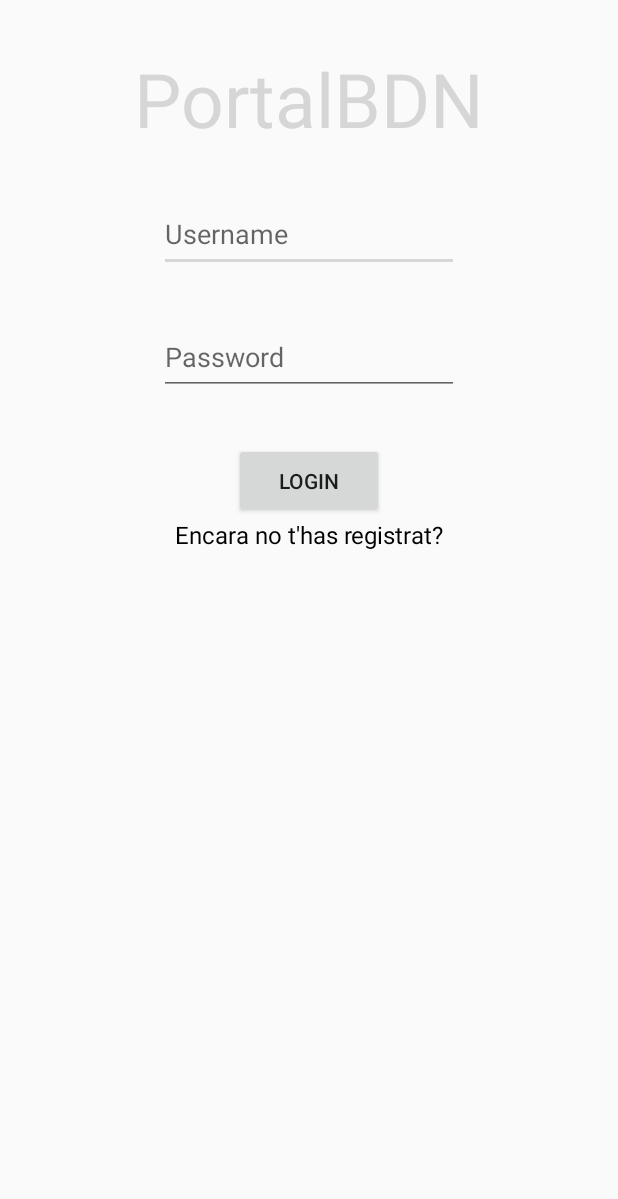
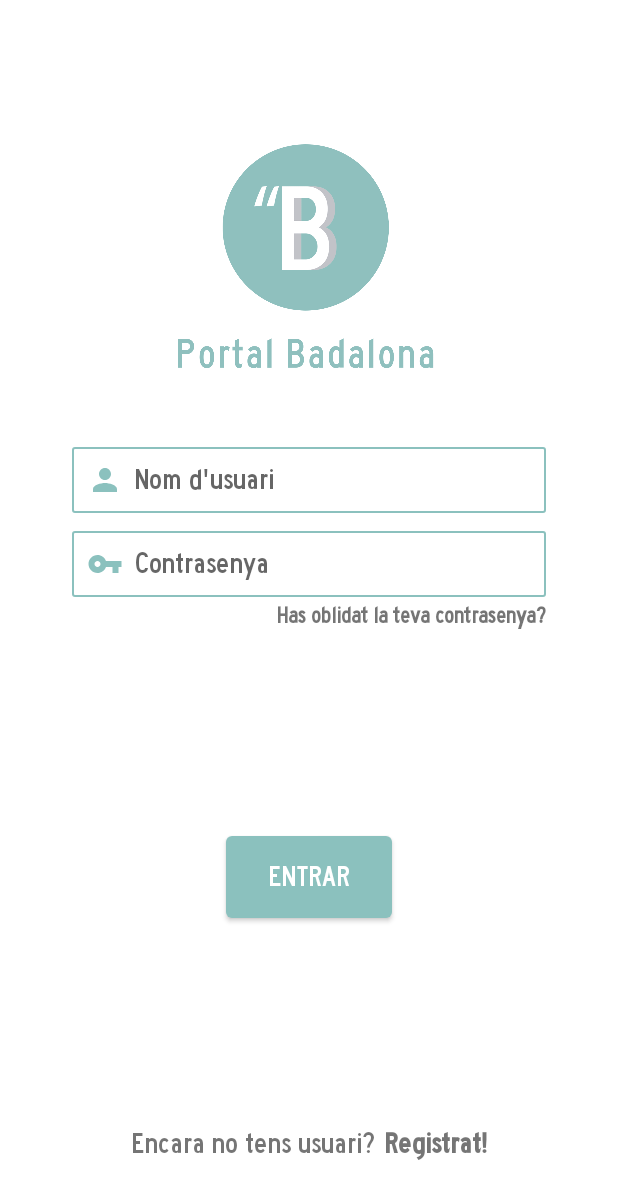
Before and after one commit to jordirubiralta/portalbdn, an Android app: the LoginActivity screen opened directly, with no data from a screen before it, on a phone screen of 412 x 824 dp. Shown: the top 1199 px of the screen. Run offline under Robolectric (Android 15) with nearby library versions, the phone set to English and light mode, and no system bars; libraries missing offline, so code that uses them is left out: com.github.salomonbrys.kodein; 4 statements that could not run were skipped.

Commit message:
Add login activity

```diff
--- a/app/src/main/java/edu/jrubiralta/portalbdn/ui/activity/login/LoginActivity.kt
+++ b/app/src/main/java/edu/jrubiralta/portalbdn/ui/activity/login/LoginActivity.kt
@@ -52,7 +52,7 @@ class LoginActivity
     }
 
     private fun initListeners() {
-        bt_login.setOnClickListener {
+        btn_login.setOnClickListener {
             goToHomeActivity()
         }
 
--- /dev/null
+++ b/app/src/main/res/drawable/ic_key.xml
@@ -0,0 +1,9 @@
+<vector xmlns:android="http://schemas.android.com/apk/res/android"
+        android:width="24dp"
+        android:height="24dp"
+        android:viewportWidth="24.0"
+        android:viewportHeight="24.0">
+    <path
+        android:fillColor="#FF000000"
+        android:pathData="M12.65,10C11.83,7.67 9.61,6 7,6c-3.31,0 -6,2.69 -6,6s2.69,6 6,6c2.61,0 4.83,-1.67 5.65,-4H17v4h4v-4h2v-4H12.65zM7,14c-1.1,0 -2,-0.9 -2,-2s0.9,-2 2,-2 2,0.9 2,2 -0.9,2 -2,2z"/>
+</vector>
--- /dev/null
+++ b/app/src/main/res/drawable/ic_person.xml
@@ -0,0 +1,9 @@
+<vector xmlns:android="http://schemas.android.com/apk/res/android"
+        android:width="24dp"
+        android:height="24dp"
+        android:viewportWidth="24.0"
+        android:viewportHeight="24.0">
+    <path
+        android:fillColor="#FF000000"
+        android:pathData="M12,12c2.21,0 4,-1.79 4,-4s-1.79,-4 -4,-4 -4,1.79 -4,4 1.79,4 4,4zM12,14c-2.67,0 -8,1.34 -8,4v2h16v-2c0,-2.66 -5.33,-4 -8,-4z"/>
+</vector>
--- /dev/null
+++ b/app/src/main/res/drawable/zz_button_background.xml
@@ -0,0 +1,11 @@
+<?xml version="1.0" encoding="utf-8"?>
+<shape xmlns:android="http://schemas.android.com/apk/res/android"
+    android:shape="rectangle">
+
+    <corners
+        android:radius="4dp"/>
+
+    <solid
+        android:color="@color/colorPrimary"/>
+
+</shape>
--- /dev/null
+++ b/app/src/main/res/drawable/zz_card_background.xml
@@ -0,0 +1,15 @@
+<?xml version="1.0" encoding="utf-8"?>
+<shape xmlns:android="http://schemas.android.com/apk/res/android"
+    android:shape="rectangle">
+
+    <stroke
+        android:width="4dp"
+        android:color="@color/colorPrimary"/>
+
+    <corners
+        android:radius="3dp"/>
+
+    <solid
+        android:color="@color/white"/>
+
+</shape>
--- /dev/null
+++ b/app/src/main/res/drawable/zz_edittext_background.xml
@@ -0,0 +1,15 @@
+<?xml version="1.0" encoding="utf-8"?>
+<shape xmlns:android="http://schemas.android.com/apk/res/android"
+    android:shape="rectangle">
+
+    <stroke
+        android:width="1dp"
+        android:color="@color/colorPrimary"/>
+
+    <corners
+        android:radius="1dp"/>
+
+    <solid
+        android:color="@color/white"/>
+
+</shape>
--- a/app/src/main/res/layout/activity_login.xml
+++ b/app/src/main/res/layout/activity_login.xml
@@ -1,62 +1,143 @@
 <?xml version="1.0" encoding="utf-8"?>
 <android.support.constraint.ConstraintLayout xmlns:android="http://schemas.android.com/apk/res/android"
+    xmlns:app="http://schemas.android.com/apk/res-auto"
     android:layout_width="match_parent"
     android:layout_height="match_parent"
-    xmlns:app="http://schemas.android.com/apk/res-auto">
+    android:background="@color/white"
+    android:padding="48dp">
 
-        <TextView
-            android:id="@+id/tv_title_login"
-            android:layout_width="wrap_content"
-            android:layout_height="wrap_content"
-            android:layout_marginStart="8dp"
-            android:layout_marginTop="32dp"
-            android:layout_marginEnd="8dp"
-            android:text="@string/app_name"
-            android:textColor="@color/colorAccent"
-            android:textSize="50sp"
+    <ImageView
+        android:id="@+id/iv_logo"
+        android:layout_width="@dimen/login_logo"
+        android:layout_height="@dimen/login_logo"
+        android:src="@drawable/app"
         app:layout_constraintEnd_toEndOf="parent"
         app:layout_constraintStart_toStartOf="parent"
         app:layout_constraintTop_toTopOf="parent" />
 
+    <LinearLayout
+        android:id="@+id/ll_username"
+        android:layout_width="match_parent"
+        android:layout_height="wrap_content"
+        android:background="@drawable/zz_edittext_background"
+        android:padding="@dimen/dimen_2"
+        app:layout_constraintEnd_toEndOf="parent"
+        app:layout_constraintStart_toStartOf="parent"
+        app:layout_constraintTop_toBottomOf="@id/iv_logo">
+
+        <ImageView
+            android:id="@+id/iv_username"
+            android:layout_width="wrap_content"
+            android:layout_height="wrap_content"
+            android:layout_gravity="center"
+            android:layout_margin="@dimen/icon_size"
+            android:src="@drawable/ic_person"
+            android:tint="@color/colorPrimary" />
+
         <EditText
             android:id="@+id/et_username"
-            android:layout_width="200dp"
-            android:layout_height="50dp"
-            android:layout_marginTop="32dp"
+            android:layout_width="match_parent"
+            android:layout_height="wrap_content"
+            android:layout_gravity="center"
+            android:background="@color/white"
+            android:fontFamily="@font/highwaygothicnarrow"
+            android:hint="@string/username_hint"
+            android:textColor="@color/darkx_grey"
+            android:textSize="@dimen/login_text" />
+
+    </LinearLayout>
+
+    <LinearLayout
+        android:id="@+id/ll_password"
+        android:layout_width="match_parent"
+        android:layout_height="wrap_content"
+        android:layout_marginTop="@dimen/dimen_12"
+        android:background="@drawable/zz_edittext_background"
+        android:padding="@dimen/dimen_2"
         app:layout_constraintEnd_toEndOf="parent"
         app:layout_constraintStart_toStartOf="parent"
-            app:layout_constraintTop_toBottomOf="@+id/tv_title_login"
-            android:hint="@string/username_hint"/>
+        app:layout_constraintTop_toBottomOf="@id/ll_username">
+
+        <ImageView
+            android:id="@+id/iv_password"
+            android:layout_width="wrap_content"
+            android:layout_height="wrap_content"
+            android:layout_gravity="center"
+            android:layout_margin="@dimen/icon_size"
+            android:src="@drawable/ic_key"
+            android:tint="@color/colorPrimary" />
 
         <EditText
             android:id="@+id/et_password"
-            android:layout_width="200dp"
-            android:layout_height="50dp"
-            android:layout_marginTop="32dp"
+            android:layout_width="match_parent"
+            android:layout_height="wrap_content"
+            android:layout_gravity="center"
+            android:background="@color/white"
+            android:fontFamily="@font/highwaygothicnarrow"
+            android:hint="Contrasenya"
+            android:inputType="textPassword"
+            android:textColor="@color/darkx_grey"
+            android:textSize="@dimen/login_text" />
+
+    </LinearLayout>
+
+    <TextView
+        android:id="@+id/tv_forgot"
+        android:layout_width="wrap_content"
+        android:layout_height="wrap_content"
+        android:layout_marginTop="3dp"
+        android:fontFamily="@font/highwaygothicnarrow"
+        android:text="@string/forgot_option"
+        android:textSize="@dimen/login_text_secondary"
+        android:textStyle="bold"
+        app:layout_constraintEnd_toEndOf="parent"
+        app:layout_constraintTop_toBottomOf="@+id/ll_password" />
+
+
+    <Button
+        android:id="@+id/btn_login"
+        style="@style/button_style"
+        android:layout_width="wrap_content"
+        android:layout_height="wrap_content"
+        android:paddingStart="@dimen/button_padding_horizontal"
+        android:paddingTop="@dimen/button_padding_vertical"
+        android:paddingEnd="@dimen/button_padding_horizontal"
+        android:paddingBottom="@dimen/button_padding_vertical"
+        android:text="@string/login_text"
+        app:layout_constraintBottom_toTopOf="@+id/linearLayout"
         app:layout_constraintEnd_toEndOf="parent"
         app:layout_constraintStart_toStartOf="parent"
-            app:layout_constraintTop_toBottomOf="@+id/et_username"
-            android:hint="@string/password_hint"/>
+        app:layout_constraintTop_toBottomOf="@id/tv_forgot" />
 
-        <Button
-            android:id="@+id/bt_login"
-            android:layout_width="100dp"
-            android:layout_height="50dp"
-            android:layout_marginTop="32dp"
+    <LinearLayout
+        android:id="@+id/linearLayout"
+        android:layout_width="wrap_content"
+        android:layout_height="wrap_content"
+        android:padding="2dp"
+        app:layout_constraintBottom_toBottomOf="parent"
         app:layout_constraintEnd_toEndOf="parent"
-            app:layout_constraintStart_toStartOf="parent"
-            app:layout_constraintTop_toBottomOf="@+id/et_password"
-            android:text="@string/login_text"/>
+        app:layout_constraintStart_toStartOf="parent">
+
+        <TextView
+            android:id="@+id/tv_not_user"
+            android:layout_width="wrap_content"
+            android:layout_height="wrap_content"
+            android:layout_marginEnd="@dimen/dimen_2"
+            android:fontFamily="@font/highwaygothicnarrow"
+            android:text="@string/register_text"
+            android:textSize="@dimen/login_text" />
 
         <TextView
             android:id="@+id/tv_register"
             android:layout_width="wrap_content"
             android:layout_height="wrap_content"
+            android:layout_marginStart="@dimen/dimen_4"
+            android:fontFamily="@font/highwaygothicnarrow"
             android:text="@string/register_option"
-            android:textColor="@color/black"
-            android:textSize="16sp"
-            app:layout_constraintEnd_toEndOf="parent"
-            app:layout_constraintStart_toStartOf="parent"
-            app:layout_constraintTop_toBottomOf="@+id/bt_login" />
+            android:textSize="@dimen/login_text"
+            android:textStyle="bold" />
+
+    </LinearLayout>
+
 
 </android.support.constraint.ConstraintLayout>
--- a/app/src/main/res/layout/activity_splash.xml
+++ b/app/src/main/res/layout/activity_splash.xml
@@ -8,17 +8,29 @@
 
     <ImageView
         android:id="@+id/iv_splash"
-        android:layout_width="300dp"
-        android:layout_height="300dp"
-        android:layout_marginStart="8dp"
-        android:layout_marginTop="8dp"
-        android:layout_marginEnd="8dp"
-        android:layout_marginBottom="8dp"
-        android:background="@color/white"
+        android:layout_width="@dimen/splash_logo"
+        android:layout_height="@dimen/splash_logo"
+        android:layout_marginStart="@dimen/splash_margins"
+        android:layout_marginTop="@dimen/splash_margins"
+        android:layout_marginEnd="@dimen/splash_margins"
+        android:layout_marginBottom="@dimen/splash_margins"
         android:src="@drawable/app"
         app:layout_constraintBottom_toBottomOf="parent"
         app:layout_constraintEnd_toEndOf="parent"
         app:layout_constraintStart_toStartOf="parent"
         app:layout_constraintTop_toTopOf="parent" />
 
+    <TextView
+        style="@style/customfontstyle"
+        android:layout_width="wrap_content"
+        android:layout_height="wrap_content"
+        android:layout_marginBottom="@dimen/splash_margins"
+        android:text="@string/autor"
+        android:textColor="@color/colorPrimary"
+        android:textSize="@dimen/text_medium"
+        app:layout_constraintBottom_toBottomOf="parent"
+        app:layout_constraintEnd_toEndOf="parent"
+        app:layout_constraintStart_toStartOf="parent" />
+
+
 </android.support.constraint.ConstraintLayout>
--- a/app/src/main/res/values/colors.xml
+++ b/app/src/main/res/values/colors.xml
@@ -1,11 +1,14 @@
 <?xml version="1.0" encoding="utf-8"?>
 <resources>
-    <color name="colorPrimary">#8bdeed</color>
-    <color name="colorPrimaryDark">#38bcd7</color>
+    <color name="colorPrimary">#8bc1be</color>
+    <color name="colorSecondary">#E0E0E0</color>
     <color name="colorPrimarySemiDark">#45aaee</color>
     <color name="colorError">#ff0000</color>
     <color name="black">#000000</color>
     <color name="white">#ffffff</color>
+    <color name="grey">#9fa6ad</color>
+    <color name="dark_grey">#B0B0B0</color>595e64
+    <color name="darkx_grey">#595e64</color>
 
 
 </resources>
--- /dev/null
+++ b/app/src/main/res/values/dimens.xml
@@ -0,0 +1,25 @@
+<?xml version="1.0" encoding="utf-8"?>
+<resources>
+    <!--    Splash-->
+    <dimen name="splash_logo">400dp</dimen>
+    <dimen name="splash_margins">8dp</dimen>
+
+    <!--    LOGIN-->
+    <dimen name="text_medium">14sp</dimen>
+    <dimen name="login_text">20sp</dimen>
+    <dimen name="login_title">34sp</dimen>
+    <dimen name="login_logo">250dp</dimen>
+    <dimen name="login_card_size">350dp</dimen>
+    <dimen name="login_margin_card_horizontal">24dp</dimen>
+    <dimen name="login_card_padding_vertical">36dp</dimen>
+    <dimen name="login_card_padding_horizontal">48dp</dimen>
+    <dimen name="dimen_24">24dp</dimen>
+    <dimen name="dimen_2">2dp</dimen>
+    <dimen name="icon_size">8dp</dimen>
+    <dimen name="dimen_12">12dp</dimen>
+    <dimen name="login_text_secondary">16sp</dimen>
+    <dimen name="button_padding_horizontal">28dp</dimen>
+    <dimen name="button_padding_vertical">16dp</dimen>
+    <dimen name="dimen_4">4dp</dimen>
+    <dimen name="dimen_8">8dp</dimen>
+</resources>
--- a/app/src/main/res/values/strings.xml
+++ b/app/src/main/res/values/strings.xml
@@ -1,7 +1,10 @@
 <resources>
     <string name="app_name">PortalBDN</string>
 
-    <!-- MENU -->
+    <!--    SPLASH-->
+    <string name="autor">by Jordi Rubiralta</string>
+
+    <!--    MENU-->
     <string name="inici">Inici</string>
     <string name="noticies">Notícies</string>
     <string name="calendari">Calendari</string>
@@ -10,13 +13,17 @@
 
     <string name="nova_incidencia">Nova Incidències</string>
 
-    <!-- LOGIN-->
-    <string name="username_hint">Username</string>
-    <string name="password_hint">Password</string>
-    <string name="login_text">Login</string>
-    <string name="register_option">Encara no t\'has registrat?</string>
+    <!--    LOGIN-->
+    <string name="login_title">Iniciar sessió</string>
+    <string name="username_hint">Nom d\'usuari</string>
+    <string name="password_hint">Contrasenya</string>
+    <string name="login_text">Entrar</string>
+    <string name="register_text">Encara no tens usuari?</string>
+    <string name="register_option">Registrat!</string>
+    <string name="forgot_option">Has oblidat la teva contrasenya?</string>
 
-    <!-- REGISTER-->
+
+    <!--    REGISTER-->
     <string name="register_title">Register</string>
 
 
--- a/app/src/main/res/values/styles.xml
+++ b/app/src/main/res/values/styles.xml
@@ -23,4 +23,19 @@
         <item name="android:layout_height">1dp</item>
     </style>
 
+    <style name="customfontstyle" parent="@android:style/TextAppearance.Small">
+        <item name="android:fontFamily">@font/highwaygothicnarrow</item>
+    </style>
+
+    <style name="card_style">
+        <item name="android:background">@drawable/zz_card_background</item>
+    </style>
+
+    <style name="button_style">
+        <item name="android:background">@drawable/zz_button_background</item>
+        <item name="android:textColor">@color/white</item>
+        <item name="android:textSize">@dimen/login_text</item>
+        <item name="android:fontFamily">@font/highwaygothicnarrow</item>
+    </style>
+
 </resources>
--- a/config/buildsystem/dependencies.gradle
+++ b/config/buildsystem/dependencies.gradle
@@ -25,6 +25,7 @@ ext {
     billingVersion = '1.0'
 
     //Libraries
+    appcompat = '28.0.0'
     supportVersion = '27.0.2'
     constraintVersion = '1.1.3'
     gsonVersion = '2.8.2'
```
Also changed, not shown: app/src/main/assets/font/highwaygothicnarrow.ttf (added), app/src/main/res/font/advent_pro_medium.ttf (added), app/src/main/res/font/highwaygothicnarrow.ttf (added). Lines whose indentation alone changed are shown as unchanged.
